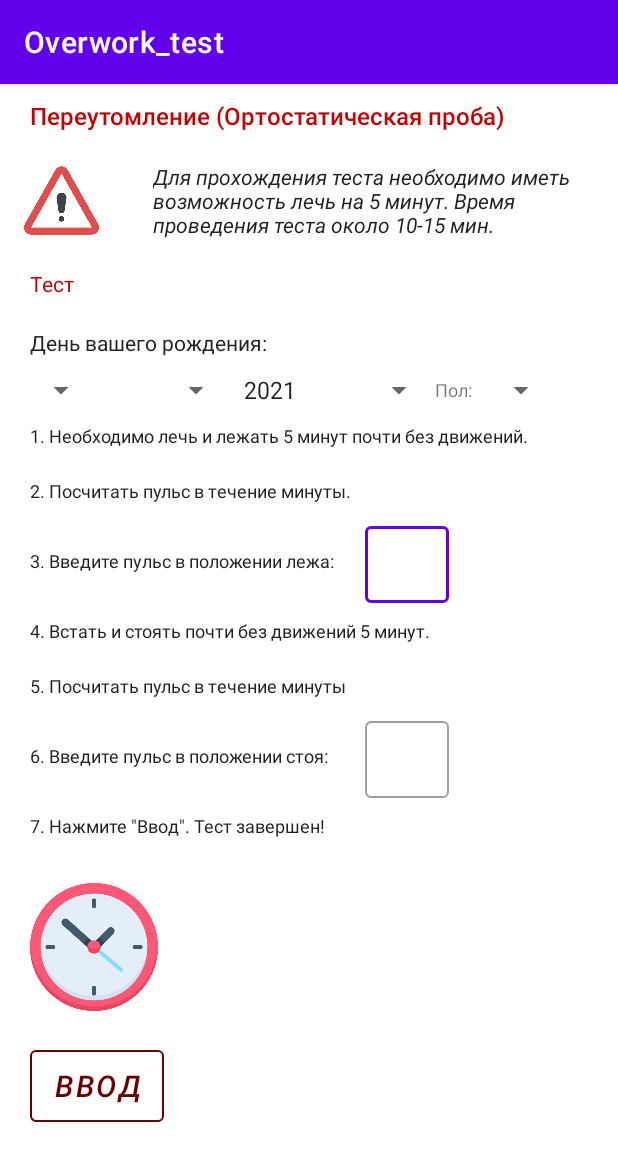
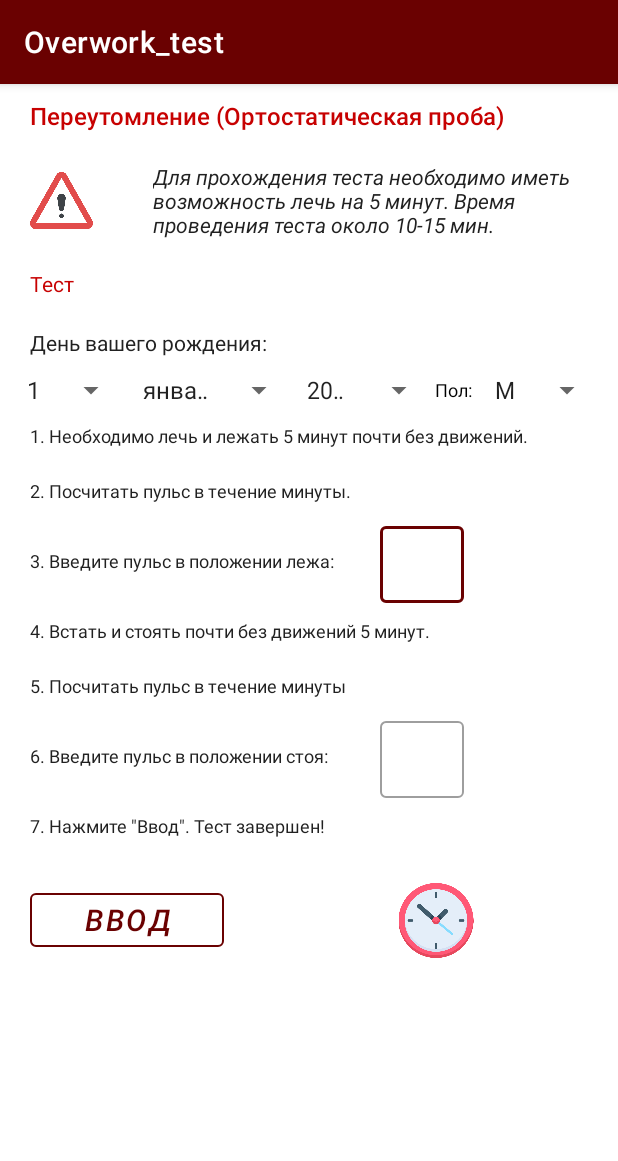
Before and after one commit to bitcoineazy/Android_Apps, an Android app: the screen it shows after launch (MainActivity), on a phone screen of 412 x 824 dp. Shown: the top 1161 px of the screen. Run offline under Robolectric (Android 15) with nearby library versions, the phone set to English and light mode, and no system bars.

Commit message:
Overwork test v1.0 (Ортостатическая проба)

```diff
--- a/Overwork_test/app/src/main/java/com/example/overwork_test/MainActivity.java
+++ b/Overwork_test/app/src/main/java/com/example/overwork_test/MainActivity.java
@@ -1,5 +1,6 @@
 package com.example.overwork_test;
 
+import androidx.annotation.Dimension;
 import androidx.appcompat.app.AppCompatActivity;
 import androidx.appcompat.app.AppCompatDelegate;
 
@@ -11,9 +12,14 @@ import android.widget.ArrayAdapter;
 import android.widget.EditText;
 import android.widget.Spinner;
 
-import java.lang.reflect.Array;
+import java.text.DateFormatSymbols;
+import java.util.Locale;
 
 public class MainActivity extends AppCompatActivity {
+    Spinner birth_year_sp;
+    Spinner birth_months_sp;
+    Spinner birth_date_sp;
+    Spinner gender_sp;
 
     @Override
     protected void onCreate(Bundle savedInstanceState) {
@@ -22,31 +28,72 @@ public class MainActivity extends AppCompatActivity {
         //Отключаем темную тему приложения
         AppCompatDelegate.setDefaultNightMode(AppCompatDelegate.MODE_NIGHT_NO);
 
-        Spinner birth_year_sp = findViewById(R.id.birth_year_spinner);
+        birth_year_sp = findViewById(R.id.birth_year_spinner);
+        birth_months_sp = findViewById(R.id.birth_month_spinner);
+        birth_date_sp = findViewById(R.id.birth_date_spinner);
+        gender_sp = findViewById(R.id.gender_spinner);
 
 
+        // Выпадающее меню
         String[] birth_years = new String[100];
         int start_year = 2021;
         for (int i=0; i < 100; i++) {
             birth_years[i] = String.valueOf(start_year - i);
-            Log.d("Spinner","Birth year:" + birth_years[i]);
         }
-        ArrayAdapter<String> spinnerArrayAdapter = new ArrayAdapter<String>(this, android.R.layout.simple_spinner_item, birth_years);
-        spinnerArrayAdapter.setDropDownViewResource(android.R.layout.simple_spinner_dropdown_item);
-        birth_year_sp.setAdapter(spinnerArrayAdapter);
+        String[] birth_months = new String[12];
+        for (int i=0; i < 12; i++) {
+            birth_months[i] = String.valueOf(getMonthForInt(i));
+        }
+        String[] birth_dates = new String[31];
+        for (int i=0; i < 31; i++) {
+            birth_dates[i] = String.valueOf(i+1);
+        }
+        String[] genders = {"М", "Ж"};
+
+
+
+        ArrayAdapter<String> spinnerArrayYears = new ArrayAdapter<String>(this, android.R.layout.simple_spinner_item, birth_years);
+        ArrayAdapter<String> spinnerArrayMonths = new ArrayAdapter<String>(this, android.R.layout.simple_spinner_item, birth_months);
+        ArrayAdapter<String> spinnerArrayDates = new ArrayAdapter<String>(this, android.R.layout.simple_spinner_item, birth_dates);
+        ArrayAdapter<String> spinnerArrayGenders = new ArrayAdapter<String>(this, android.R.layout.simple_spinner_item, genders);
+
+        spinnerArrayYears.setDropDownViewResource(android.R.layout.simple_spinner_dropdown_item);
+        spinnerArrayMonths.setDropDownViewResource(android.R.layout.simple_spinner_dropdown_item);
+        spinnerArrayDates.setDropDownViewResource(android.R.layout.simple_spinner_dropdown_item);
+        spinnerArrayGenders.setDropDownViewResource(android.R.layout.simple_spinner_dropdown_item);
+
+        birth_year_sp.setAdapter(spinnerArrayYears);
+        birth_months_sp.setAdapter(spinnerArrayMonths);
+        birth_date_sp.setAdapter(spinnerArrayDates);
+        gender_sp.setAdapter(spinnerArrayGenders);
+
     }
     public void ShowResults (View v) {
         EditText question_3 = findViewById(R.id.heart_rate_lie);
         EditText question_6 = findViewById(R.id.heart_rate_stand);
-        int pulse_lie = Integer.parseInt(question_3.getText().toString());
-        int pulse_stand = Integer.parseInt(question_6.getText().toString());
-        Intent intent = new Intent(this, Results.class);
-        int final_difference = pulse_lie - pulse_stand;
+        if (question_3.getText().length() > 0 && question_6.getText().length() > 0) {
+            int pulse_lie = Integer.parseInt(question_3.getText().toString());
+            int pulse_stand = Integer.parseInt(question_6.getText().toString());
+            Intent intent = new Intent(this, Results.class);
+            int final_difference = Math.abs(pulse_stand - pulse_lie);
+            String[] person_credentials = {birth_date_sp.getSelectedItem().toString(),
+                    birth_months_sp.getSelectedItem().toString(),
+                    birth_year_sp.getSelectedItem().toString(),
+                    gender_sp.getSelectedItem().toString()};
+            intent.putExtra("final_difference", final_difference);
+            intent.putExtra("credentials", person_credentials);
+            startActivity(intent);
+        }
 
 
-
-        intent.putExtra("final_difference", final_difference);
-        startActivity(intent);
-
+    }
+    public String getMonthForInt(int num) {
+        String month = "";
+        DateFormatSymbols dfs = new DateFormatSymbols(new Locale("ru"));
+        String[] months = dfs.getMonths();
+        if (num >= 0 && num <= 11 ) {
+            month = months[num];
+        }
+        return month;
     }
 }
--- a/Overwork_test/app/src/main/java/com/example/overwork_test/Results.java
+++ b/Overwork_test/app/src/main/java/com/example/overwork_test/Results.java
@@ -5,7 +5,6 @@ import androidx.appcompat.app.AppCompatActivity;
 import android.content.Intent;
 import android.os.Bundle;
 import android.util.Log;
-import android.view.View;
 import android.widget.ImageView;
 import android.widget.TextView;
 
@@ -14,7 +13,7 @@ public class Results extends AppCompatActivity {
     TextView MetricsDescription;
     ImageView Metrics_1;
     ImageView Metrics_2;
-
+    String[] credentials;
 
     @Override
     protected void onCreate(Bundle savedInstanceState) {
@@ -26,14 +25,15 @@ public class Results extends AppCompatActivity {
         Metrics_2 = findViewById(R.id.metrics_smile_iv);
         Intent intent = getIntent();
         int final_difference = intent.getIntExtra("final_difference", 0);
+        credentials = intent.getStringArrayExtra("credentials");
         Log.d("Difference","Final difference is: " + final_difference);
 
-        int rank;
-        if (final_difference > 0 && final_difference < 13) {
+
+        if (final_difference >= 0 && final_difference < 13) {
             resultAwesome();
         } else if (final_difference > 12 && final_difference < 19) {
             resultGood();
-        } else if (final_difference > 19 && final_difference < 26) {
+        } else if (final_difference > 18 && final_difference < 26) {
             resultBad();
         } else if (final_difference > 25) {
             resultWorst();
@@ -44,28 +44,29 @@ public class Results extends AppCompatActivity {
         ResultDescription.setText("Не забывайте о регулярном профессиональном медицинском осмотре!");
         MetricsDescription.setText("Введенные значения соответствуют отсутствию переутомления.");
         Metrics_1.setImageResource(R.drawable.percent_100);
-        Metrics_2.setImageResource(R.drawable.awesome_smile);
+        Metrics_2.setImageResource(R.drawable.awesome_condition);
+
     }
 
     public void resultGood() {
         ResultDescription.setText("Вам необходимо отдохнуть и проконсультироваться со специалистом, если состояние не улучшится!");
         MetricsDescription.setText("Введенные значения соответствуют умеренному уровню переутомления");
         Metrics_1.setImageResource(R.drawable.percent_60);
-        Metrics_1.setImageResource(R.drawable.percent_60);
+        Metrics_2.setImageResource(R.drawable.good_condition);
     }
 
     public void resultBad() {
-        ResultDescription.setText("Вам необходимо срочно взять отдых и обратиться в мед учреждение для осмотра!");
+        ResultDescription.setText("Вам необходимо срочно отдохнуть и обратиться в мед учреждение для осмотра!");
         MetricsDescription.setText("Введенные значения соответствуют сильному уровню переутомления");
-        Metrics_1.setImageResource(R.drawable.percent_20);
-        Metrics_1.setImageResource(R.drawable.percent_20);
+        Metrics_1.setImageResource(R.drawable.percent_40);
+        Metrics_2.setImageResource(R.drawable.bad_condition);
     }
 
     public void resultWorst() {
         ResultDescription.setText("Вам необходима срочная госпитализация и больничный режим!");
         MetricsDescription.setText("Введенные значения соответствуют критическому уровню переутомления!");
         Metrics_1.setImageResource(R.drawable.percent_0);
-        Metrics_1.setImageResource(R.drawable.percent_0);
+        Metrics_2.setImageResource(R.drawable.worst_condition);
     }
 
 }
--- a/Overwork_test/app/src/main/res/layout/activity_main.xml
+++ b/Overwork_test/app/src/main/res/layout/activity_main.xml
@@ -19,10 +19,11 @@
             android:text="Переутомление (Ортостатическая проба)" />
         <TableRow>
             <ImageView
+                style="@style/QuizStyle"
                 android:id="@+id/imageView"
-                android:layout_width="10dp"
+                android:layout_width="match_parent"
                 android:layout_height="50dp"
-                android:layout_weight="4"
+                android:layout_weight="7"
                 android:layout_gravity="center_vertical"
                 app:srcCompat="@drawable/warning" />
 
@@ -48,35 +49,38 @@
                 android:text="День вашего рождения:"/>
         </TableRow>
         <TableRow
-            android:layout_marginStart="20dp"
-            android:layout_marginEnd="40dp">
+            android:layout_marginStart="10dp"
+            android:layout_marginEnd="10dp">
             <Spinner
                 android:id="@+id/birth_date_spinner"
                 android:layout_width="0dp"
                 android:layout_height="wrap_content"
-                android:layout_weight=".1"/>
+                android:layout_weight=".2"/>
             <Spinner
                 android:id="@+id/birth_month_spinner"
                 android:layout_width="0dp"
                 android:layout_height="wrap_content"
-                android:layout_weight=".2"/>
+                android:textAlignment="center"
+                android:layout_weight=".3"/>
             <Spinner
                 android:id="@+id/birth_year_spinner"
                 android:layout_width="0dp"
                 android:layout_height="wrap_content"
-                android:layout_weight=".3"/>
+                android:layout_weight=".25"/>
 
             <TextView
                 android:layout_width="0dp"
                 android:layout_height="wrap_content"
                 android:layout_weight=".08"
+                android:textColor="@color/black"
                 android:text="Пол:"
                 android:layout_gravity="center_vertical"
                 android:textSize="12sp" />
             <Spinner
                 android:id="@+id/gender_spinner"
                 android:layout_width="0dp"
-                android:layout_weight="0.1"
+                android:layout_weight="0.22"
+                android:textAlignment="center"
                 android:layout_height="wrap_content" />
         </TableRow>
         <TextView
@@ -97,21 +101,24 @@
                 style="@style/QuizStyle"
                 android:layout_marginVertical="20dp"
                 android:textSize="12sp"
-                android:layout_width="wrap_content"
+                android:layout_width="match_parent"
                 android:layout_height="wrap_content"
                 android:layout_gravity="center_vertical"
+                android:layout_weight="0.4"
                 android:text="3. Введите пульс в положении лежа:" />
 
             <com.google.android.material.textfield.TextInputLayout
                 android:layout_width="match_parent"
                 style="@style/Widget.MaterialComponents.TextInputLayout.OutlinedBox"
-                android:layout_height="match_parent">
+                android:layout_height="match_parent"
+                android:layout_weight="0.5">
 
                 <com.google.android.material.textfield.TextInputEditText
                     android:id="@+id/heart_rate_lie"
                     android:layout_width="wrap_content"
                     android:layout_height="match_parent"
                     android:textColor="@color/black"
+
                     android:textSize="12sp"
                     android:maxLength="3"
                     android:inputType="number" />
@@ -137,12 +144,14 @@
                 android:layout_height="wrap_content"
                 android:layout_gravity="center_vertical"
                 android:layout_marginVertical="20dp"
+                android:layout_weight="0.4"
                 android:text="6. Введите пульс в положении стоя: "/>
 
             <com.google.android.material.textfield.TextInputLayout
-                android:layout_width="match_parent"
+                android:layout_width="wrap_content"
                 style="@style/Widget.MaterialComponents.TextInputLayout.OutlinedBox"
-                android:layout_height="match_parent">
+                android:layout_height="match_parent"
+                android:layout_weight="0.5">
 
                 <com.google.android.material.textfield.TextInputEditText
                     android:id="@+id/heart_rate_stand"
@@ -160,31 +169,41 @@
             android:layout_width="wrap_content"
             android:layout_height="wrap_content"
             android:text="@string/finish_test_tv"/>
-        <LinearLayout
-            android:orientation="vertical"
-            android:layout_width="wrap_content"
-            android:layout_height="wrap_content">
-
-            <ImageView
-                android:id="@+id/imageView2"
-                android:layout_width="85dp"
-                android:layout_height="85dp"
-                android:layout_marginVertical="20dp"
-                android:layout_marginStart="20dp"
-                android:src="@drawable/clock" />
-
+        <TableRow>
             <Button
                 android:id="@+id/results_button"
                 style="@style/Widget.MaterialComponents.Button.OutlinedButton"
                 android:textColor="@color/dark_red"
                 android:layout_width="wrap_content"
-                android:layout_height="60dp"
+                android:layout_height="wrap_content"
+                android:layout_weight="3"
                 android:layout_marginStart="20dp"
+                android:layout_gravity="center_vertical"
                 app:strokeColor="@color/dark_red"
                 android:text="Ввод"
                 android:onClick="ShowResults"
                 android:textSize="20sp"
                 android:textStyle="italic"/>
+            <ImageView
+                android:id="@+id/imageView2"
+                android:layout_width="match_parent"
+                android:layout_height="50dp"
+                android:layout_weight="2"
+                android:layout_marginVertical="20dp"
+                android:layout_marginStart="20dp"
+                android:src="@drawable/clock" />
+
+        </TableRow>
+
+
+        <LinearLayout
+            android:orientation="horizontal"
+            android:layout_width="match_parent"
+            android:layout_height="match_parent">
+
+
+
+
 
         </LinearLayout>
 
--- a/Overwork_test/app/src/main/res/layout/activity_results.xml
+++ b/Overwork_test/app/src/main/res/layout/activity_results.xml
@@ -12,12 +12,14 @@
         android:layout_width="match_parent"
         android:layout_height="wrap_content"
         android:text="Результаты теста"
+        android:textSize="22sp"
         android:textColor="@color/red" />
 
     <TextView
         style="@style/HeaderStyle"
         android:id="@+id/result_description"
         android:textAlignment="center"
+        android:layout_marginVertical="30dp"
         android:layout_width="match_parent"
         android:layout_height="wrap_content" />
 
@@ -26,10 +28,11 @@
         android:layout_width="match_parent"
         android:layout_height="match_parent">
         <ImageView
+            android:layout_marginVertical="20dp"
             android:id="@+id/metrics_smile_iv"
             android:layout_width="match_parent"
             android:layout_height="match_parent"
-            android:src="@drawable/awesome_smile"
+            android:src="@drawable/awesome_condition"
             android:layout_weight="0.3"/>
         <TextView
             style="@style/HeaderStyle"
--- a/Overwork_test/app/src/main/res/values/themes.xml
+++ b/Overwork_test/app/src/main/res/values/themes.xml
@@ -2,8 +2,8 @@
     <!-- Base application theme. -->
     <style name="Theme.Overwork_test" parent="Theme.MaterialComponents.DayNight.DarkActionBar">
         <!-- Primary brand color. -->
-        <item name="colorPrimary">@color/purple_500</item>
-        <item name="colorPrimaryVariant">@color/purple_700</item>
+        <item name="colorPrimary">@color/dark_red</item>
+        <item name="colorPrimaryVariant">@color/black</item>
         <item name="colorOnPrimary">@color/white</item>
         <!-- Secondary brand color. -->
         <item name="colorSecondary">@color/teal_200</item>
```
Also changed, not shown: Overwork_test/app/src/main/res/drawable/awesome_condition.png (renamed from Overwork_test/app/src/main/res/drawable/awesome_smile.png), Overwork_test/app/src/main/res/drawable/bad_condition.png (added), Overwork_test/app/src/main/res/drawable/good_condition.png (added), Overwork_test/app/src/main/res/drawable/worst_condition.png (added).
